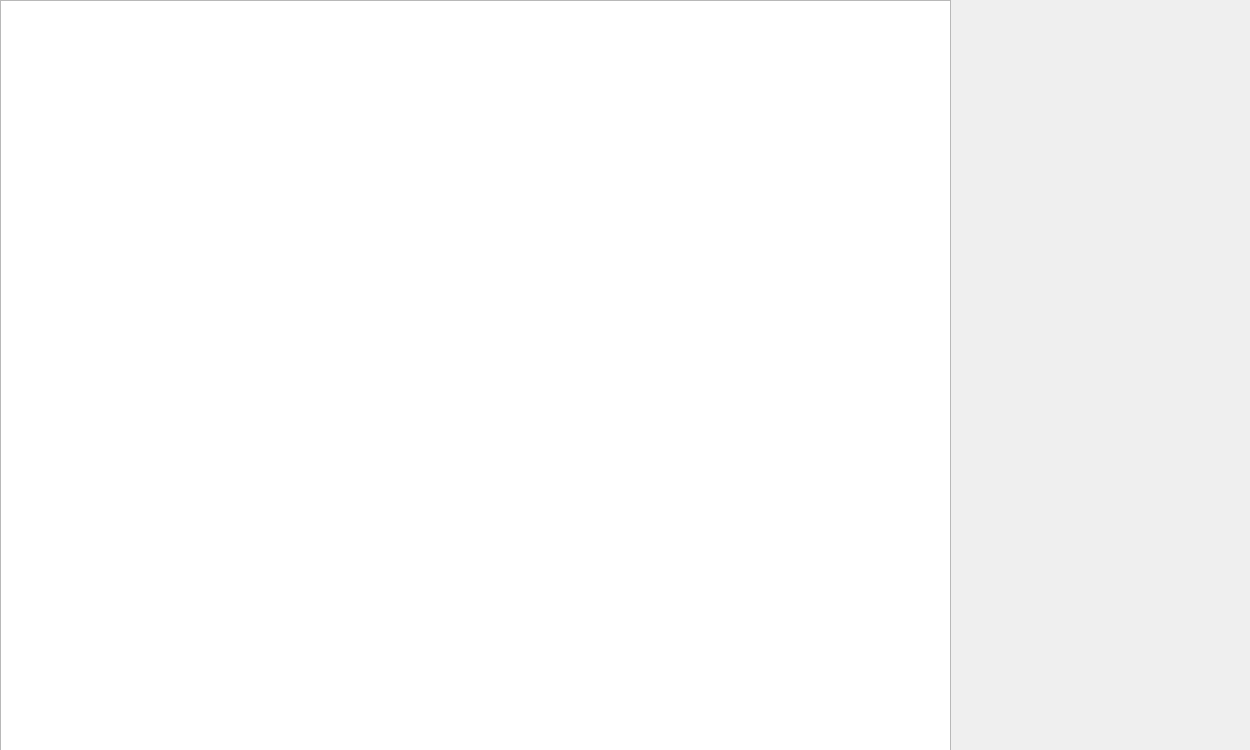
Before: the Qt Designer form viewPassenger.ui in ionwyn/cmpt354ass, drawn with Qt 5.
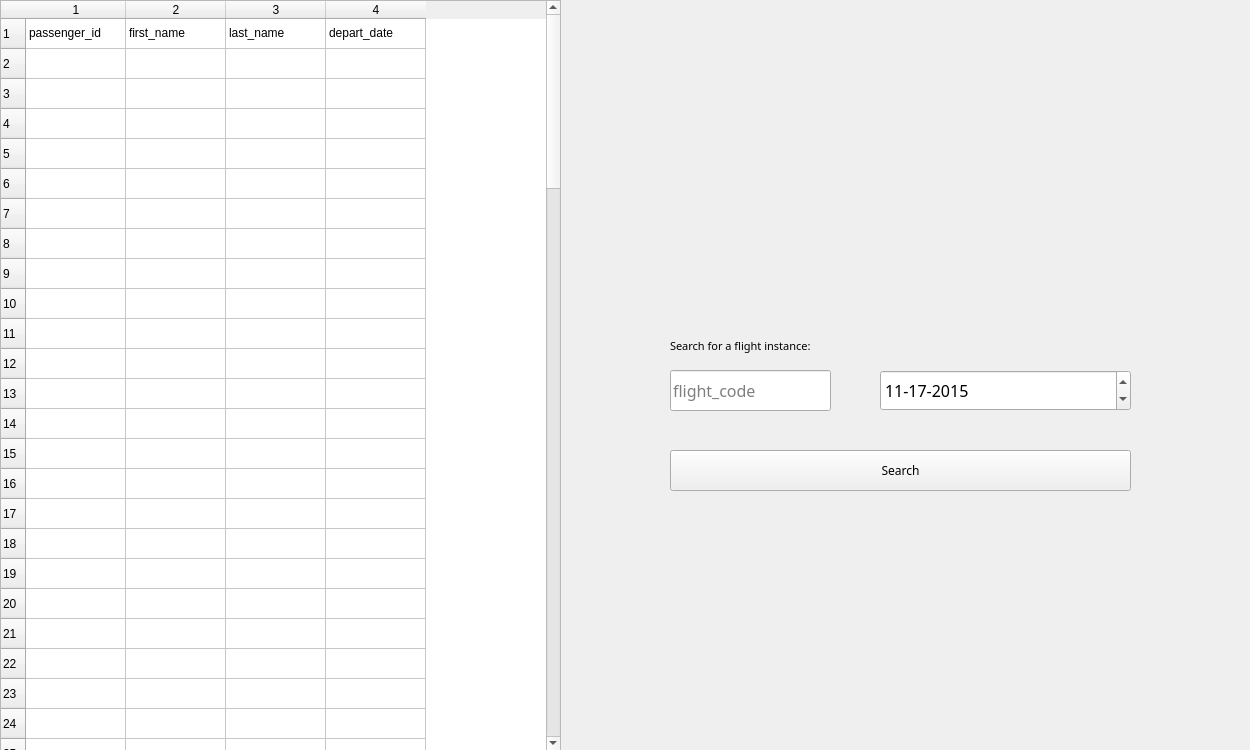
After: the same form once the commit is applied. Icons and pictures are not drawn.

```diff
--- a/viewPassenger.ui
+++ b/viewPassenger.ui
@@ -30,20 +30,155 @@
     <rect>
      <x>0</x>
      <y>0</y>
-     <width>951</width>
+     <width>561</width>
      <height>751</height>
     </rect>
    </property>
+   <property name="rowCount">
+    <number>100</number>
+   </property>
+   <property name="columnCount">
+    <number>4</number>
+   </property>
+   <row/>
+   <row/>
+   <row/>
+   <row/>
+   <row/>
+   <row/>
+   <row/>
+   <row/>
+   <row/>
+   <row/>
+   <row/>
+   <row/>
+   <row/>
+   <row/>
+   <row/>
+   <row/>
+   <row/>
+   <row/>
+   <row/>
+   <row/>
+   <row/>
+   <row/>
+   <row/>
+   <row/>
+   <row/>
+   <row/>
+   <row/>
+   <row/>
+   <row/>
+   <row/>
+   <row/>
+   <row/>
+   <row/>
+   <row/>
+   <row/>
+   <row/>
+   <row/>
+   <row/>
+   <row/>
+   <row/>
+   <row/>
+   <row/>
+   <row/>
+   <row/>
+   <row/>
+   <row/>
+   <row/>
+   <row/>
+   <row/>
+   <row/>
+   <row/>
+   <row/>
+   <row/>
+   <row/>
+   <row/>
+   <row/>
+   <row/>
+   <row/>
+   <row/>
+   <row/>
+   <row/>
+   <row/>
+   <row/>
+   <row/>
+   <row/>
+   <row/>
+   <row/>
+   <row/>
+   <row/>
+   <row/>
+   <row/>
+   <row/>
+   <row/>
+   <row/>
+   <row/>
+   <row/>
+   <row/>
+   <row/>
+   <row/>
+   <row/>
+   <row/>
+   <row/>
+   <row/>
+   <row/>
+   <row/>
+   <row/>
+   <row/>
+   <row/>
+   <row/>
+   <row/>
+   <row/>
+   <row/>
+   <row/>
+   <row/>
+   <row/>
+   <row/>
+   <row/>
+   <row/>
+   <row/>
+   <row/>
+   <column/>
+   <column/>
+   <column/>
+   <column/>
+   <item row="0" column="0">
+    <property name="text">
+     <string>passenger_id</string>
+    </property>
+   </item>
+   <item row="0" column="1">
+    <property name="text">
+     <string>first_name</string>
+    </property>
+   </item>
+   <item row="0" column="2">
+    <property name="text">
+     <string>last_name</string>
+    </property>
+   </item>
+   <item row="0" column="3">
+    <property name="text">
+     <string>depart_date</string>
+    </property>
+   </item>
   </widget>
   <widget class="QLabel" name="label">
    <property name="geometry">
     <rect>
-     <x>950</x>
+     <x>560</x>
      <y>0</y>
-     <width>301</width>
+     <width>691</width>
      <height>751</height>
     </rect>
    </property>
+   <property name="font">
+    <font>
+     <family>8514oem</family>
+    </font>
+   </property>
    <property name="text">
     <string/>
    </property>
@@ -54,6 +189,93 @@
     <bool>true</bool>
    </property>
   </widget>
+  <widget class="QLineEdit" name="lineEdit">
+   <property name="geometry">
+    <rect>
+     <x>670</x>
+     <y>370</y>
+     <width>161</width>
+     <height>41</height>
+    </rect>
+   </property>
+   <property name="font">
+    <font>
+     <family>8514oem</family>
+     <pointsize>12</pointsize>
+    </font>
+   </property>
+   <property name="placeholderText">
+    <string>flight_code</string>
+   </property>
+  </widget>
+  <widget class="QDateEdit" name="dateEdit">
+   <property name="geometry">
+    <rect>
+     <x>880</x>
+     <y>370</y>
+     <width>251</width>
+     <height>41</height>
+    </rect>
+   </property>
+   <property name="font">
+    <font>
+     <family>8514oem</family>
+     <pointsize>12</pointsize>
+    </font>
+   </property>
+   <property name="dateTime">
+    <datetime>
+     <hour>0</hour>
+     <minute>0</minute>
+     <second>0</second>
+     <year>2015</year>
+     <month>11</month>
+     <day>17</day>
+    </datetime>
+   </property>
+   <property name="displayFormat">
+    <string>MM-dd-yyyy</string>
+   </property>
+  </widget>
+  <widget class="QLabel" name="label_2">
+   <property name="geometry">
+    <rect>
+     <x>670</x>
+     <y>320</y>
+     <width>391</width>
+     <height>51</height>
+    </rect>
+   </property>
+   <property name="font">
+    <font>
+     <family>8514oem</family>
+     <pointsize>8</pointsize>
+     <weight>50</weight>
+     <bold>false</bold>
+    </font>
+   </property>
+   <property name="text">
+    <string>Search for a flight instance:</string>
+   </property>
+  </widget>
+  <widget class="QPushButton" name="pushButton">
+   <property name="geometry">
+    <rect>
+     <x>670</x>
+     <y>450</y>
+     <width>461</width>
+     <height>41</height>
+    </rect>
+   </property>
+   <property name="font">
+    <font>
+     <family>8514oem</family>
+    </font>
+   </property>
+   <property name="text">
+    <string>Search</string>
+   </property>
+  </widget>
  </widget>
  <resources>
   <include location="rscConfig.qrc"/>
```
